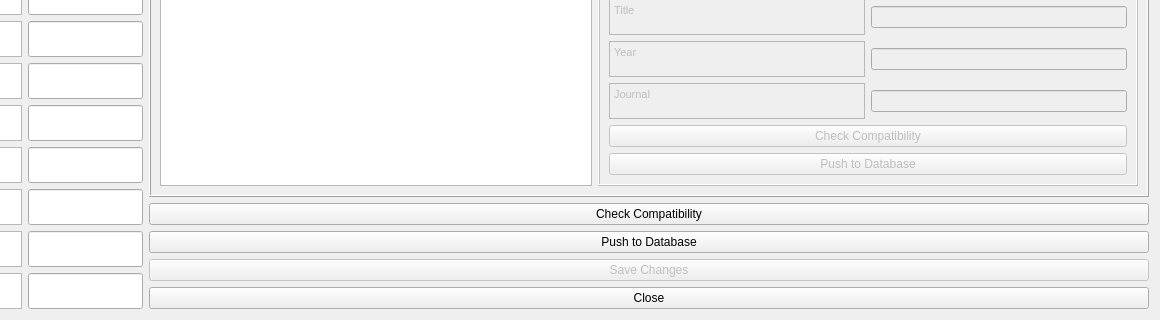
The window that urban_type_creator/tabs/urban_type_db_editor_tab.ui (gusbacos/SUEWS-Database-manager) describes before a commit, drawn with Qt 5; both pictures show x 83 to 1243 and y 441 to 761 of the 1243 by 761 pixel window.
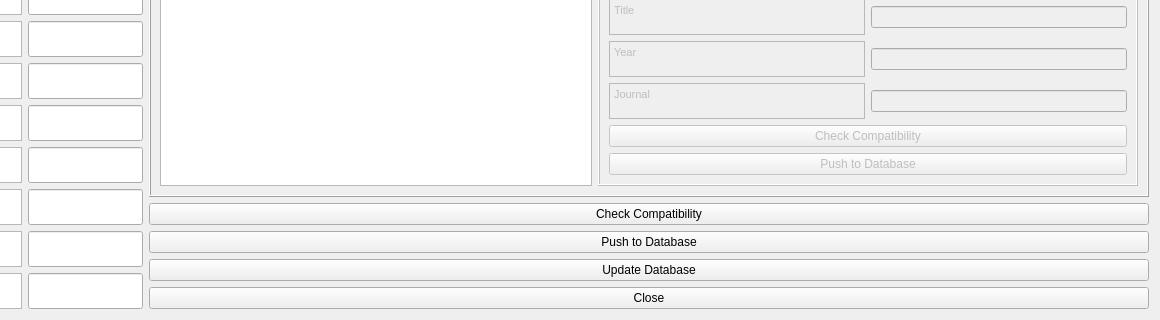
The same window after the commit. Custom widgets are drawn as their Qt base class.

Diff of the .ui file:
```diff
--- a/urban_type_creator/tabs/urban_type_db_editor_tab.ui
+++ b/urban_type_creator/tabs/urban_type_db_editor_tab.ui
@@ -1013,10 +1013,10 @@
      <item row="2" column="0">
       <widget class="QPushButton" name="pushButtonreset">
        <property name="enabled">
-        <bool>false</bool>
+        <bool>true</bool>
        </property>
        <property name="text">
-        <string>Save Changes</string>
+        <string>Update Database</string>
        </property>
       </widget>
      </item>
```
Left out of the diff: 2 changed lines with no effect on the pictures.
